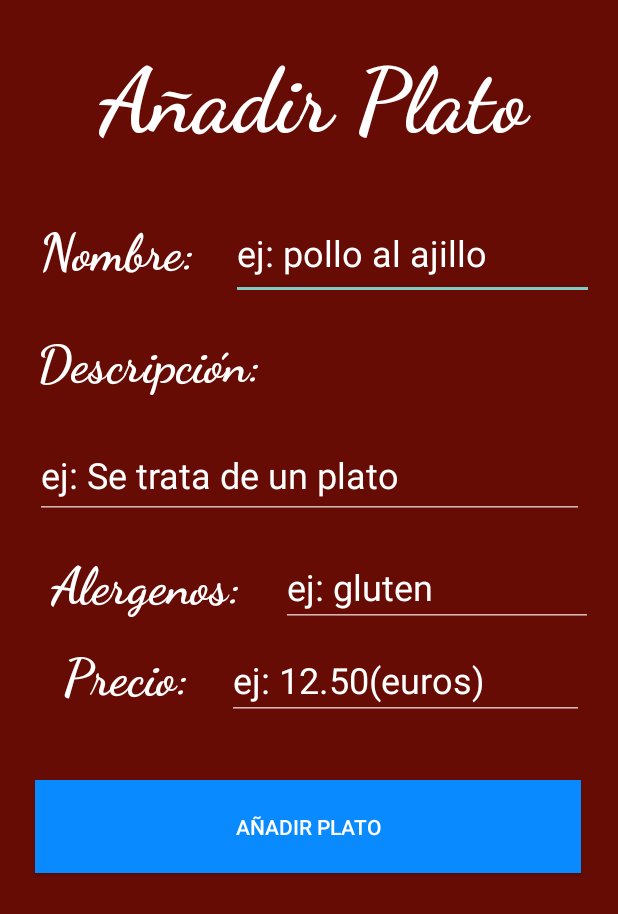
After one commit to P4Bs/BooKy, an Android app: the ayadirplatoActivity screen opened directly, with no data from a screen before it, on a phone screen of 412 x 824 dp. The commit adds this screen. Shown: the top 914 px of the screen. Run offline under Robolectric (Android 15) with nearby library versions, the phone set to English and light mode, and no system bars.

```diff
--- a/BooKy/app/src/main/AndroidManifest.xml
+++ b/BooKy/app/src/main/AndroidManifest.xml
@@ -9,7 +9,8 @@
         android:roundIcon="@mipmap/ic_launcher_round"
         android:supportsRtl="true"
         android:theme="@style/Theme.AppCompat.NoActionBar">
-        <activity android:name=".ComentarioVerActivity"></activity>
+        <activity android:name=".ayadirplatoActivity"></activity>
+        <activity android:name=".ComentarioVerActivity" />
         <activity android:name=".CartaUsuarioActivity" />
         <activity android:name=".CartaAdminActivity" />
         <activity android:name=".PerfilAdminActivity" />
--- a/BooKy/app/src/main/java/com/example/booky/CartaUsuarioActivity.java
+++ b/BooKy/app/src/main/java/com/example/booky/CartaUsuarioActivity.java
@@ -22,7 +22,7 @@ public class CartaUsuarioActivity extends AppCompatActivity {
         List<Plato> todos_platos = baseDeDatos.get_lista_platos();
 
         ArrayAdapter platosArray = new ArrayAdapter<Plato>(CartaUsuarioActivity.this, android.R.layout.simple_list_item_1, todos_platos);
-        //lv_Plat
+        lv_platoslist.setAdapter(platosArray);
 
         Toast.makeText(CartaUsuarioActivity.this,todos_platos.toString(),Toast.LENGTH_SHORT).show();
 
--- /dev/null
+++ b/BooKy/app/src/main/java/com/example/booky/ayadirplatoActivity.java
@@ -0,0 +1,58 @@
+package com.example.booky;
+
+import androidx.appcompat.app.AppCompatActivity;
+
+import android.os.Bundle;
+import android.view.View;
+import android.widget.Button;
+import android.widget.EditText;
+import android.widget.Switch;
+import android.widget.Toast;
+
+public class ayadirplatoActivity extends AppCompatActivity {
+
+    EditText nombre, descripcion, alergenos , precio;
+    Button añadir;
+
+    @Override
+    protected void onCreate(Bundle savedInstanceState) {
+        super.onCreate(savedInstanceState);
+        setContentView(R.layout.activity_ayadirplato);
+
+        nombre = findViewById(R.id.nombre18);
+        descripcion = findViewById(R.id.nombre19);
+        alergenos = findViewById(R.id.nombre20);
+        precio = findViewById(R.id.nombre21);
+        añadir = findViewById(R.id.button4);
+
+        añadir.setOnClickListener(new View.OnClickListener() {
+            @Override
+            public void onClick(View v) {
+                if(nombre.getText().toString().equals("") || descripcion.getText().toString().equals("")
+                        || alergenos.getText().toString().equals("") || precio.getText().toString().equals("")){
+                    Toast.makeText(getApplicationContext(), "Por favor, rellene todos los campos", Toast.LENGTH_SHORT).show();
+                } else{
+                    DatabaseHelper databaseHelper = new DatabaseHelper(ayadirplatoActivity.this);
+                    String nombreplato, descripcionplato, alergenosplatos,precioplato;
+                    nombreplato = nombre.getText().toString();
+                    descripcionplato = descripcion.getText().toString();
+                    alergenosplatos = alergenos.getText().toString();
+                    precioplato = precio.getText().toString();
+
+                    if(databaseHelper.estaELplato(nombreplato)){
+                        Toast.makeText(getApplicationContext(), "El Plato indicado ya está en la base de datos", Toast.LENGTH_SHORT).show();
+                    } else{
+                        Plato nuevoPlato = new Plato(-1,nombreplato,descripcionplato,alergenosplatos,Integer.parseInt(precioplato));
+                        databaseHelper.anyadePlato(nuevoPlato);
+                        Toast.makeText(getApplicationContext(), "Plato añadido Exitososamente", Toast.LENGTH_SHORT).show();
+                    }
+                }
+            }
+        });
+
+
+    }
+
+
+
+}
--- /dev/null
+++ b/BooKy/app/src/main/res/layout/activity_ayadirplato.xml
@@ -0,0 +1,176 @@
+<?xml version="1.0" encoding="utf-8"?>
+<androidx.constraintlayout.widget.ConstraintLayout xmlns:android="http://schemas.android.com/apk/res/android"
+    xmlns:app="http://schemas.android.com/apk/res-auto"
+    xmlns:tools="http://schemas.android.com/tools"
+    android:layout_width="match_parent"
+    android:layout_height="match_parent"
+    android:background="#670C05"
+    tools:context=".ayadirplatoActivity">
+
+    <Button
+        android:id="@+id/button4"
+        android:layout_width="364dp"
+        android:layout_height="62dp"
+        android:layout_marginTop="40dp"
+        android:background="#098BFF"
+        android:text="Añadir Plato"
+        app:layout_constraintEnd_toEndOf="parent"
+        app:layout_constraintHorizontal_bias="0.489"
+        app:layout_constraintStart_toStartOf="parent"
+        app:layout_constraintTop_toBottomOf="@+id/nombre21" />
+
+    <EditText
+        android:id="@+id/nombre18"
+        android:layout_width="242dp"
+        android:layout_height="62dp"
+        android:layout_marginTop="28dp"
+        android:layout_marginEnd="16dp"
+        android:layout_marginRight="16dp"
+        android:hint="ej: pollo al ajillo"
+        android:inputType="text"
+        android:selectAllOnFocus="true"
+        android:textColor="#FFFFFF"
+        android:textColorHint="#FFFFFF"
+        android:textSize="24sp"
+        app:layout_constraintEnd_toEndOf="parent"
+        app:layout_constraintHorizontal_bias="1.0"
+        app:layout_constraintStart_toEndOf="@+id/textView38"
+        app:layout_constraintTop_toBottomOf="@+id/textView37" />
+
+    <EditText
+        android:id="@+id/nombre20"
+        android:layout_width="208dp"
+        android:layout_height="52dp"
+        android:layout_marginTop="20dp"
+        android:layout_marginEnd="4dp"
+        android:layout_marginRight="4dp"
+        android:hint="ej: gluten"
+        android:inputType="text"
+        android:selectAllOnFocus="true"
+        android:textColor="#FFFFFF"
+        android:textColorHint="#FFFFFF"
+        android:textSize="24sp"
+        app:layout_constraintEnd_toEndOf="parent"
+        app:layout_constraintHorizontal_bias="0.454"
+        app:layout_constraintStart_toEndOf="@+id/textView40"
+        app:layout_constraintTop_toBottomOf="@+id/nombre19" />
+
+    <EditText
+        android:id="@+id/nombre21"
+        android:layout_width="238dp"
+        android:layout_height="50dp"
+        android:layout_marginTop="12dp"
+        android:layout_marginEnd="4dp"
+        android:layout_marginRight="4dp"
+        android:hint="ej: 12.50(euros)"
+        android:inputType="text"
+        android:selectAllOnFocus="true"
+        android:textColor="#FFFFFF"
+        android:textColorHint="#FFFFFF"
+        android:textSize="24sp"
+        app:layout_constraintEnd_toEndOf="parent"
+        app:layout_constraintHorizontal_bias="0.333"
+        app:layout_constraintStart_toEndOf="@+id/textView41"
+        app:layout_constraintTop_toBottomOf="@+id/nombre20" />
+
+    <EditText
+        android:id="@+id/nombre19"
+        android:layout_width="366dp"
+        android:layout_height="58dp"
+        android:layout_marginTop="20dp"
+        android:hint="ej: Se trata de un plato"
+        android:inputType="text"
+        android:selectAllOnFocus="true"
+        android:textColor="#FFFFFF"
+        android:textColorHint="#FFFFFF"
+        android:textSize="24sp"
+        app:layout_constraintEnd_toEndOf="parent"
+        app:layout_constraintHorizontal_bias="0.511"
+        app:layout_constraintStart_toStartOf="parent"
+        app:layout_constraintTop_toBottomOf="@+id/textView38" />
+
+    <TextView
+        android:id="@+id/textView37"
+        android:layout_width="383dp"
+        android:layout_height="86dp"
+        android:layout_marginTop="24dp"
+        android:fontFamily="cursive"
+        android:gravity="center"
+        android:text="Añadir Plato"
+        android:textAllCaps="false"
+        android:textColor="#FFFFFF"
+        android:textSize="60sp"
+        android:textStyle="bold"
+        app:layout_constraintEnd_toEndOf="parent"
+        app:layout_constraintHorizontal_bias="0.571"
+        app:layout_constraintStart_toStartOf="parent"
+        app:layout_constraintTop_toTopOf="parent" />
+
+    <TextView
+        android:id="@+id/textView38"
+        android:layout_width="173dp"
+        android:layout_height="50dp"
+        android:layout_marginTop="20dp"
+        android:fontFamily="cursive"
+        android:gravity="center"
+        android:text="Descripción: "
+        android:textAllCaps="false"
+        android:textColor="#FFFFFF"
+        android:textSize="34sp"
+        android:textStyle="bold"
+        app:layout_constraintEnd_toEndOf="parent"
+        app:layout_constraintHorizontal_bias="0.071"
+        app:layout_constraintStart_toStartOf="parent"
+        app:layout_constraintTop_toBottomOf="@+id/textView39" />
+
+    <TextView
+        android:id="@+id/textView40"
+        android:layout_width="151dp"
+        android:layout_height="50dp"
+        android:layout_marginTop="20dp"
+        android:fontFamily="cursive"
+        android:gravity="center"
+        android:text="Alergenos: "
+        android:textAllCaps="false"
+        android:textColor="#FFFFFF"
+        android:textSize="34sp"
+        android:textStyle="bold"
+        app:layout_constraintEnd_toEndOf="parent"
+        app:layout_constraintHorizontal_bias="0.1"
+        app:layout_constraintStart_toStartOf="parent"
+        app:layout_constraintTop_toBottomOf="@+id/nombre19" />
+
+    <TextView
+        android:id="@+id/textView39"
+        android:layout_width="129dp"
+        android:layout_height="60dp"
+        android:layout_marginTop="28dp"
+        android:fontFamily="cursive"
+        android:gravity="center"
+        android:text="Nombre: "
+        android:textAllCaps="false"
+        android:textColor="#FFFFFF"
+        android:textSize="34sp"
+        android:textStyle="bold"
+        app:layout_constraintEnd_toEndOf="parent"
+        app:layout_constraintHorizontal_bias="0.061"
+        app:layout_constraintStart_toStartOf="parent"
+        app:layout_constraintTop_toBottomOf="@+id/textView37" />
+
+    <TextView
+        android:id="@+id/textView41"
+        android:layout_width="116dp"
+        android:layout_height="55dp"
+        android:layout_marginTop="8dp"
+        android:fontFamily="cursive"
+        android:gravity="center"
+        android:text="Precio:"
+        android:textAllCaps="false"
+        android:textColor="#FFFFFF"
+        android:textSize="34sp"
+        android:textStyle="bold"
+        app:layout_constraintEnd_toEndOf="parent"
+        app:layout_constraintHorizontal_bias="0.088"
+        app:layout_constraintStart_toStartOf="parent"
+        app:layout_constraintTop_toBottomOf="@+id/textView40" />
+</androidx.constraintlayout.widget.ConstraintLayout>
```
Also changed, not shown: BooKy/app/src/main/java/com/example/booky/CartaAdminActivity.java (+25 -1 lines), BooKy/app/src/main/java/com/example/booky/DatabaseHelper.java (+8 -0 lines), BooKy/app/src/main/java/com/example/booky/Plato.java (+15 -33 lines), BooKy/app/src/main/res/layout/activity_carta_admin.xml (+17 -2 lines), BooKy/app/src/main/res/layout/activity_carta_usuario.xml (+5 -4 lines).
